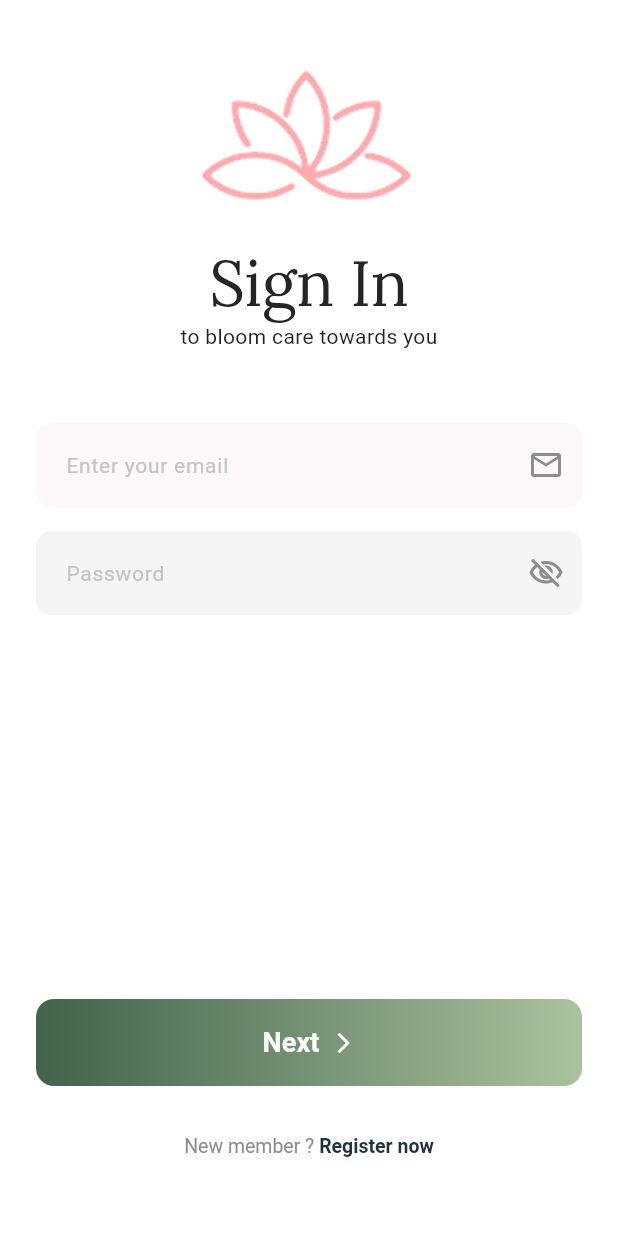
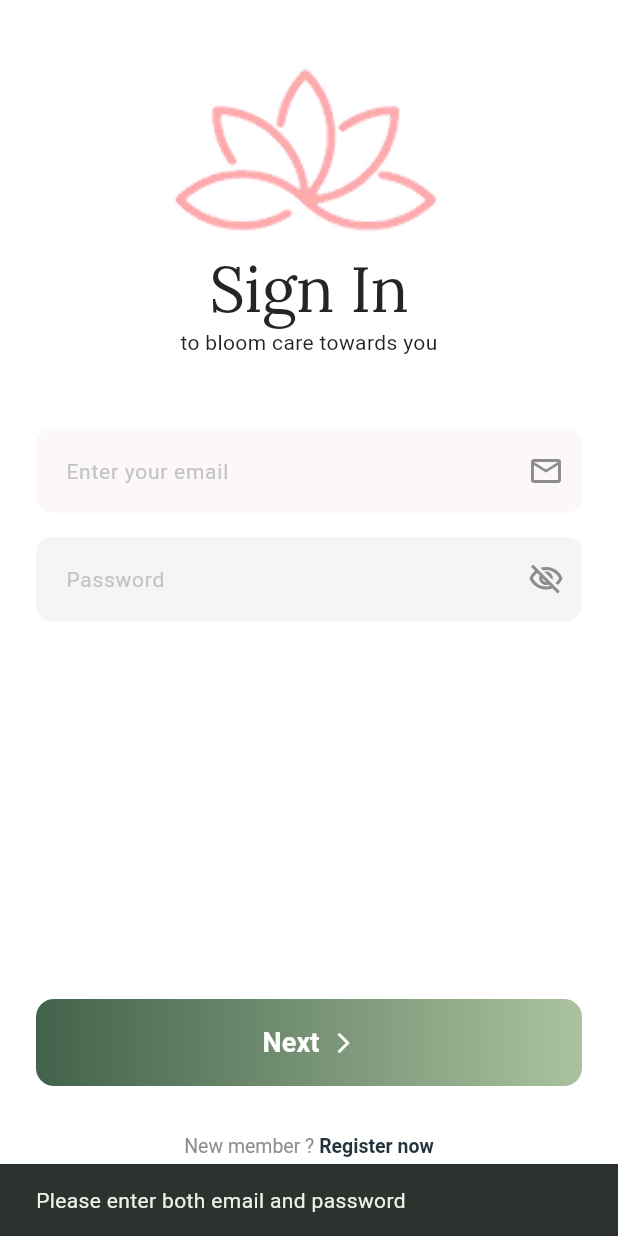
Before and after one commit to khangiguess/hcmut_flutter_mobileApp, a Flutter app: the screen it shows after launch, after a tap on "Next", on a phone screen of 412 x 824 dp. Run offline on Flutter 3.47's test engine with Material 3 defaults, Android fonts, the phone set to English and light mode, and no system bars; our stand-ins replace firebase_auth, firebase_core, flutter_svg, google_fonts; accounts and stored records are empty; Roboto replaces fonts that are missing (Poppins).

Commit message:
Connect sign in/up page to firebase

```diff
--- a/hoazen/lib/main.dart
+++ b/hoazen/lib/main.dart
@@ -3,6 +3,7 @@ import 'package:firebase_core/firebase_core.dart';
 import 'firebase_options.dart';
 import 'package:hoazen/sign_in_up/sign_up.dart';
 import 'package:hoazen/sign_in_up/sign_in.dart';
+import 'appBar.dart';
 
 void main() async {
   // Required to ensure the Flutter engine is ready before Firebase starts
--- /dev/null
+++ b/hoazen/lib/sign_in_up/auth_service.dart
@@ -0,0 +1,68 @@
+import'package:firebase_auth/firebase_auth.dart';
+import'package:fluttertoast/fluttertoast.dart';
+
+class AuthService{
+
+  Future<void> signUp({
+    required String name,
+    required String email,
+    required String password,
+    }) async {
+
+    try {
+      // Create the user
+      UserCredential userCredential = await FirebaseAuth.instance.createUserWithEmailAndPassword(
+        email: email,
+        password: password,
+      );
+
+      // Update their display name if one was provided
+      if (name.isNotEmpty) {
+        await userCredential.user?.updateDisplayName(name);
+      }
+
+    }
+
+    on FirebaseAuthException catch (e) {
+      String message = '';
+        if (e.code == 'weak-password') {
+            message = 'The password provided is too weak.';
+        } else if (e.code == 'email-already-in-use') {
+            message = 'An account already exists with that email.';
+        } else {
+            message = 'An error occurred. Please try again.';
+        }
+
+        Fluttertoast.showToast(msg: message); // Show the error message as a toast
+    }
+    catch (e) {
+      throw Exception('An unexpected error occurred.');
+    }
+  }
+
+
+  Future<void> signIn({
+    required String email,
+    required String password,
+  }) async {
+    try {
+      await FirebaseAuth.instance.signInWithEmailAndPassword(
+        email: email,
+        password: password,
+      );
+    } on FirebaseAuthException catch (e) {
+      String message = '';
+      if (e.code == 'user-not-found') {
+        message = 'No user found for that email.';
+      } else if (e.code == 'wrong-password') {
+        message = 'Wrong password provided for that user.';
+      } else {
+        message = 'An error occurred. Please try again.';
+      }
+
+      Fluttertoast.showToast(msg: message); // Show the error message as a toast
+    } catch (e) {
+      throw Exception('An unexpected error occurred.');
+    }
+  }
+}
--- a/hoazen/lib/sign_in_up/sign_in.dart
+++ b/hoazen/lib/sign_in_up/sign_in.dart
@@ -1,6 +1,10 @@
 import 'package:flutter/material.dart';
 import 'package:google_fonts/google_fonts.dart';
+import 'package:firebase_auth/firebase_auth.dart';
 import 'package:hoazen/sign_in_up/sign_up.dart';
+import 'auth_service.dart';
+import 'package:hoazen/appBar.dart';
+
 
 // Global constants for the sign-in screen.
 const iconImage = 'assets/hoazen.png';
@@ -10,8 +14,63 @@ const _borderColor = Color(0xFFEF91A3);
 const _hintColor = Color(0xFF8D8D8D);
 const _textColor = Color(0xFF22333B);
 
-class SignInScreen extends StatelessWidget {
+class SignInScreen extends StatefulWidget {
   const SignInScreen({super.key});
+
+  @override
+  State<SignInScreen> createState() => _SignInScreenState();
+}
+
+class _SignInScreenState extends State<SignInScreen> {
+  // Controllers to read the text input
+  final _emailController = TextEditingController();
+  final _passwordController = TextEditingController();
+
+  // Loading state for the button
+  bool _isLoading = false;
+
+  // Firebase Sign In Logic utilizing your AuthService
+  Future<void> _signIn() async {
+    // Basic validation
+    if (_emailController.text.trim().isEmpty || _passwordController.text.trim().isEmpty) {
+      ScaffoldMessenger.of(context).showSnackBar(
+        const SnackBar(content: Text('Please enter both email and password')),
+      );
+      return;
+    }
+
+    setState(() => _isLoading = true);
+
+    try {
+      await AuthService().signIn(
+        email: _emailController.text.trim(),
+        password: _passwordController.text.trim(),
+      );
+
+
+      if (FirebaseAuth.instance.currentUser != null) {
+        //Using pushReplacement so users can't swipe back to login screen
+        Navigator.pushReplacement(
+          context,
+          MaterialPageRoute(builder: (context) => HoaZenApp())
+        );
+      }
+
+    } catch (e) {
+      ScaffoldMessenger.of(context).showSnackBar(
+        SnackBar(content: Text(e.toString())),
+      );
+    } finally {
+      if (mounted) setState(() => _isLoading = false);
+    }
+  }
+
+  @override
+  void dispose() {
+    _emailController.dispose();
+    _passwordController.dispose();
+    super.dispose();
+  }
 
   @override
   Widget build(BuildContext context) {
@@ -41,8 +100,8 @@ class SignInScreen extends StatelessWidget {
                         child: Image.asset(
                           iconImage,
                           fit: BoxFit.contain,
-                          height: 120,
-                          width: 160,
+                          height: 140,
+                          width: 200,
                           errorBuilder: (context, error, stackTrace) {
                             return const Icon(
                               Icons.eco_outlined,
@@ -52,8 +111,6 @@ class SignInScreen extends StatelessWidget {
                           },
                         ),
                       ),
-
-                      const SizedBox(height: 16),
 
                       Text(
                         'Sign In',
@@ -78,22 +135,22 @@ class SignInScreen extends StatelessWidget {
 
                       const SizedBox(height: 48),
 
-                      // 1. Email input (Faint pink background)
-                      const _AuthInput(
+                      _AuthInput(
+                        controller: _emailController,
                         hintText: 'Enter your email',
-                        suffixIcon: Icon(Icons.email_outlined, color: _hintColor),
+                        suffixIcon: const Icon(Icons.email_outlined, color: _hintColor),
                         obscureText: false,
-                        backgroundColor: Color(0xFFFCF8F9),
+                        backgroundColor: const Color(0xFFFCF8F9),
                       ),
 
                       const SizedBox(height: 16),
 
-                      // 2. Password input (Light grey background)
-                      const _AuthInput(
+                      _AuthInput(
+                        controller: _passwordController,
                         hintText: 'Password',
-                        suffixIcon: Icon(Icons.visibility_off_outlined, color: _hintColor),
+                        suffixIcon: const Icon(Icons.visibility_off_outlined, color: _hintColor),
                         obscureText: true,
-                        backgroundColor: Color(0xFFF5F5F5),
+                        backgroundColor: const Color(0xFFF5F5F5),
                       ),
 
                       const Spacer(),
@@ -110,17 +167,27 @@ class SignInScreen extends StatelessWidget {
                             ),
                           ),
                           child: ElevatedButton(
-                            onPressed: () {},
+                            onPressed: _isLoading ? null : _signIn,
                             style: ElevatedButton.styleFrom(
                               backgroundColor: Colors.transparent,
                               shadowColor: Colors.transparent,
                               foregroundColor: Colors.white,
+                              disabledForegroundColor: Colors.white70,
                               padding: const EdgeInsets.symmetric(vertical: 16),
                               shape: RoundedRectangleBorder(
                                 borderRadius: BorderRadius.circular(12),
                               ),
                             ),
-                            child: const Row(
+                            child: _isLoading
+                                ? const SizedBox(
+                                    height: 24,
+                                    width: 24,
+                                    child: CircularProgressIndicator(
+                                      color: Colors.white,
+                                      strokeWidth: 3,
+                                    ),
+                                  )
+                                : const Row(
                                     mainAxisAlignment: MainAxisAlignment.center,
                                     children: [
                                       Text(
@@ -145,7 +212,9 @@ class SignInScreen extends StatelessWidget {
                         onPressed: () {
                           Navigator.push(
                             context,
-                            MaterialPageRoute(builder: (context) => const SignUpScreen()),
+                            MaterialPageRoute(
+                              builder: (context) => const SignUpScreen(),
+                            ),
                           );
                         },
                         style: TextButton.styleFrom(
@@ -185,12 +254,14 @@ class _AuthInput extends StatefulWidget {
     this.suffixIcon,
     this.obscureText = false,
     required this.backgroundColor,
+    this.controller,
   });
 
   final String hintText;
   final Widget? suffixIcon;
   final bool obscureText;
   final Color backgroundColor;
+  final TextEditingController? controller;
 
   @override
   State<_AuthInput> createState() => _AuthInputState();
@@ -202,14 +273,11 @@ class _AuthInputState extends State<_AuthInput> {
   @override
   void initState() {
     super.initState();
-    // Initialize the state based on what was passed into the widget
     _isObscured = widget.obscureText;
   }
 
   @override
   Widget build(BuildContext context) {
-    // If the field is meant to be a password field (obscureText is true),
-    // we override the provided suffix icon with a clickable IconButton.
     Widget? activeSuffixIcon = widget.suffixIcon;
 
     if (widget.obscureText) {
@@ -223,12 +291,12 @@ class _AuthInputState extends State<_AuthInput> {
             _isObscured = !_isObscured;
           });
         },
-        // Prevent the icon button from having a massive splash radius that messes up padding
         splashRadius: 24,
       );
     }
 
     return TextField(
+      controller: widget.controller,
       obscureText: _isObscured,
       style: const TextStyle(fontFamily: 'Poppins', color: Colors.black87),
       decoration: InputDecoration(
--- a/hoazen/pubspec.yaml
+++ b/hoazen/pubspec.yaml
@@ -38,6 +38,7 @@ dependencies:
   flutter_svg: ^2.0.10
   google_fonts: ^8.1.0
   firebase_auth: ^6.5.4
+  fluttertoast: ^9.1.0
 
 dev_dependencies:
   flutter_test:
```
Also changed, not shown: hoazen/lib/sign_in_up/sign_up.dart (+85 -20 lines), hoazen/pubspec.lock. Lines whose indentation alone changed are shown as unchanged.
